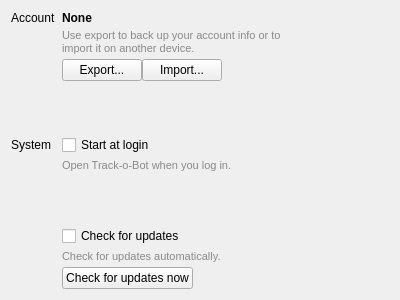
Old version of the form src/SettingsWidget.ui in the repository stevschmid/track-o-bot.
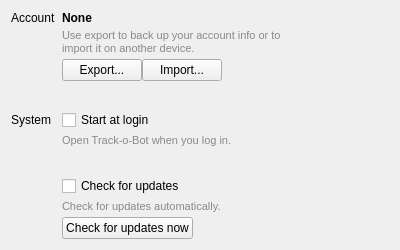
New version of the form.

Commit message: Auto resize widget

The edit to the form file:
```diff
--- a/src/SettingsWidget.ui
+++ b/src/SettingsWidget.ui
@@ -7,9 +7,15 @@
     <x>0</x>
     <y>0</y>
     <width>400</width>
-    <height>300</height>
+    <height>250</height>
    </rect>
   </property>
+  <property name="minimumSize">
+   <size>
+    <width>0</width>
+    <height>250</height>
+   </size>
+  </property>
   <property name="windowTitle">
    <string>Form</string>
   </property>
```
The commit also changes 6 other files.
